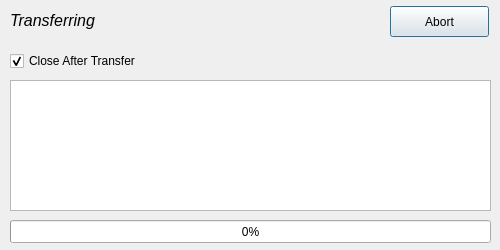
Qt form SteamGameMover/TransferProgressDialog.ui (larryprice/SteamGameMover) before a commit.
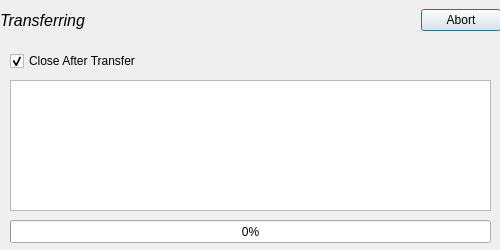
The same form after that commit. Icons and pictures are not drawn.

Commit message: Dialogs resizing fixed.

Diff of the .ui file:
```diff
--- a/SteamGameMover/TransferProgressDialog.ui
+++ b/SteamGameMover/TransferProgressDialog.ui
@@ -36,25 +36,6 @@
     <number>0</number>
    </property>
   </widget>
-  <widget class="QLabel" name="transferLabel">
-   <property name="geometry">
-    <rect>
-     <x>10</x>
-     <y>10</y>
-     <width>371</width>
-     <height>21</height>
-    </rect>
-   </property>
-   <property name="font">
-    <font>
-     <pointsize>12</pointsize>
-     <italic>true</italic>
-    </font>
-   </property>
-   <property name="text">
-    <string>Transferring</string>
-   </property>
-  </widget>
   <widget class="QTextBrowser" name="messages">
    <property name="geometry">
     <rect>
@@ -65,19 +46,6 @@
     </rect>
    </property>
   </widget>
-  <widget class="QPushButton" name="abortButton">
-   <property name="geometry">
-    <rect>
-     <x>390</x>
-     <y>6</y>
-     <width>99</width>
-     <height>31</height>
-    </rect>
-   </property>
-   <property name="text">
-    <string>Abort</string>
-   </property>
-  </widget>
   <widget class="QCheckBox" name="closeAfterTransfer">
    <property name="geometry">
     <rect>
@@ -94,6 +62,51 @@
     <bool>true</bool>
    </property>
   </widget>
+  <widget class="QWidget" name="horizontalLayoutWidget">
+   <property name="geometry">
+    <rect>
+     <x>0</x>
+     <y>0</y>
+     <width>501</width>
+     <height>41</height>
+    </rect>
+   </property>
+   <layout class="QHBoxLayout" name="horizontalLayout">
+    <item>
+     <widget class="QLabel" name="transferLabel">
+      <property name="font">
+       <font>
+        <pointsize>12</pointsize>
+        <italic>true</italic>
+       </font>
+      </property>
+      <property name="text">
+       <string>Transferring</string>
+      </property>
+     </widget>
+    </item>
+    <item>
+     <spacer name="horizontalSpacer">
+      <property name="orientation">
+       <enum>Qt::Horizontal</enum>
+      </property>
+      <property name="sizeHint" stdset="0">
+       <size>
+        <width>40</width>
+        <height>20</height>
+       </size>
+      </property>
+     </spacer>
+    </item>
+    <item>
+     <widget class="QPushButton" name="abortButton">
+      <property name="text">
+       <string>Abort</string>
+      </property>
+     </widget>
+    </item>
+   </layout>
+  </widget>
  </widget>
  <resources>
   <include location="resources.qrc"/>
```
The commit also changes 3 other files.
